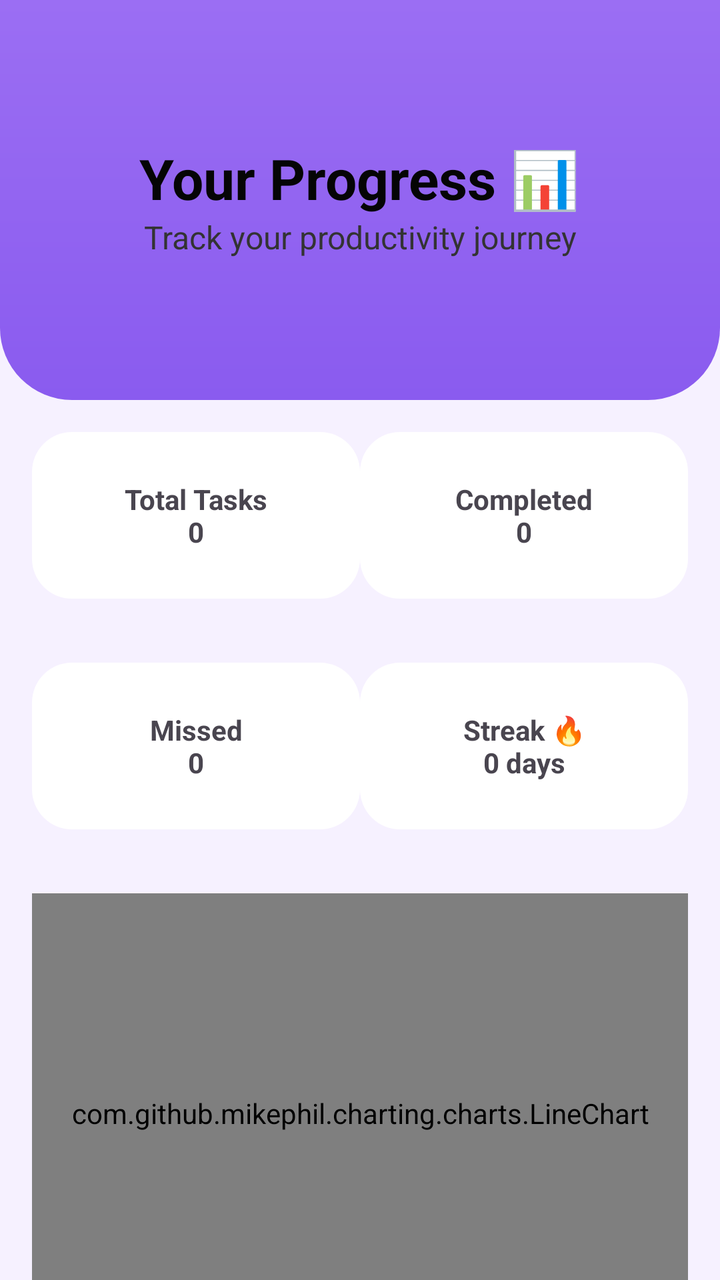
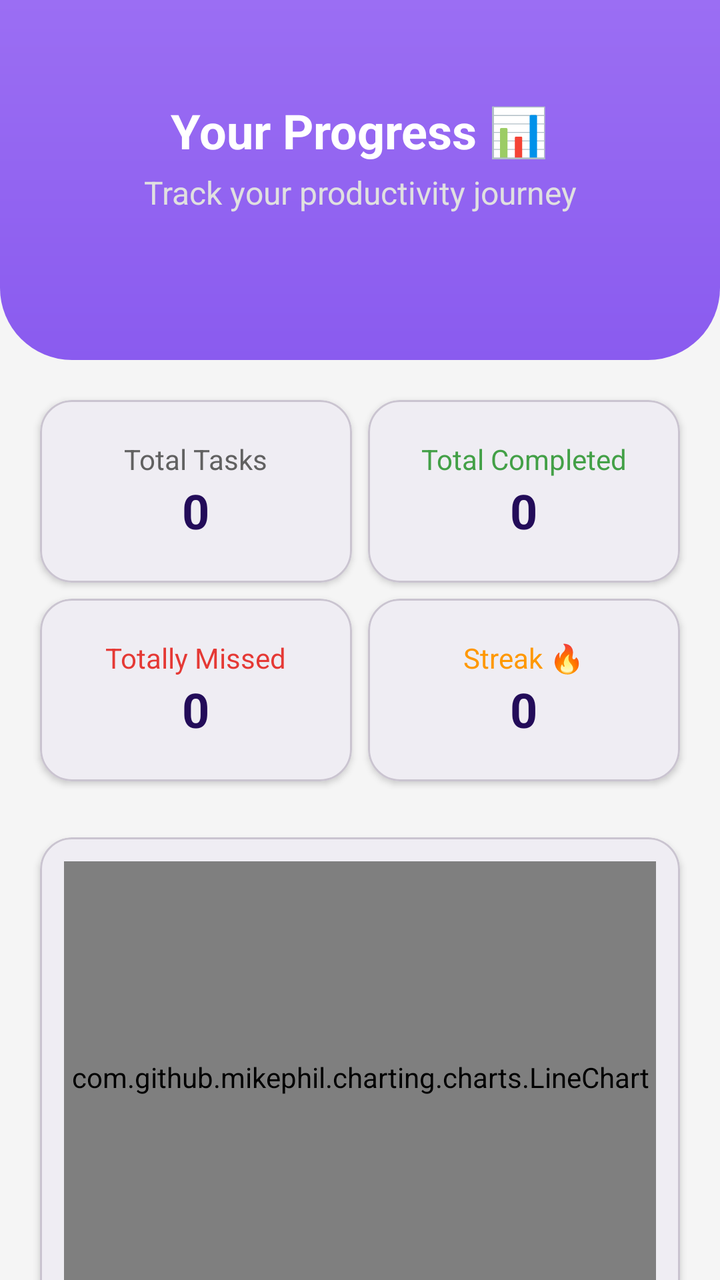

The first picture is an Android layout as it rendered before a commit; the second is the same layout after the commit. The layout source and the unified diff follow.
<!-- AndroidManifest.xml: application theme Theme.PlanUp -->
<!-- res/layout/fragment_stats.xml -->
<?xml version="1.0" encoding="utf-8"?>
<androidx.core.widget.NestedScrollView
    xmlns:android="http://schemas.android.com/apk/res/android"
    android:layout_width="match_parent"
    android:layout_height="match_parent"
    android:background="#F6F1FF"
    android:fillViewport="true">

    <LinearLayout
        android:layout_width="match_parent"
        android:layout_height="wrap_content"
        android:orientation="vertical"
        android:paddingBottom="32dp">

        
        <LinearLayout
            android:layout_width="match_parent"
            android:layout_height="200dp"
            android:background="@drawable/bg_header"
            android:orientation="vertical"
            android:gravity="center"
            android:padding="20dp">

            <TextView
                android:layout_height="wrap_content"
                android:layout_width="wrap_content"
                android:text="Your Progress 📊"
                android:textSize="28sp"
                android:textStyle="bold"
                android:textColor="#050505"/>

            <TextView
                android:layout_height="wrap_content"
                android:layout_width="wrap_content"
                android:text="Track your productivity journey"
                android:textSize="16sp"
                android:textColor="#333333"
                android:gravity="center"/>
        </LinearLayout>

        
        <LinearLayout
            android:layout_width="match_parent"
            android:layout_height="wrap_content"
            android:orientation="horizontal"
            android:padding="16dp"
            android:weightSum="2">

            <TextView
                android:layout_width="0dp"
                android:layout_height="wrap_content"
                android:layout_weight="1"
                android:text="Total Tasks\n0"
                android:gravity="center"
                android:textStyle="bold"
                android:padding="24dp"
                android:background="@drawable/bg_white_card"/>

            <TextView
                android:layout_width="0dp"
                android:layout_height="wrap_content"
                android:layout_weight="1"
                android:text="Completed\n0"
                android:gravity="center"
                android:textStyle="bold"
                android:padding="24dp"
                android:background="@drawable/bg_white_card"/>
        </LinearLayout>

        
        <LinearLayout
            android:layout_width="match_parent"
            android:layout_height="wrap_content"
            android:orientation="horizontal"
            android:padding="16dp"
            android:weightSum="2">

            <TextView
                android:layout_width="0dp"
                android:layout_height="wrap_content"
                android:layout_weight="1"
                android:text="Missed\n0"
                android:gravity="center"
                android:textStyle="bold"
                android:padding="24dp"
                android:background="@drawable/bg_white_card"/>

            <TextView
                android:layout_width="0dp"
                android:layout_height="wrap_content"
                android:layout_weight="1"
                android:text="Streak 🔥\n0 days"
                android:gravity="center"
                android:textStyle="bold"
                android:padding="24dp"
                android:background="@drawable/bg_white_card"/>
        </LinearLayout>

        
        <com.github.mikephil.charting.charts.LineChart
            android:id="@+id/lineChart"
            android:layout_width="match_parent"
            android:layout_height="220dp"
            android:layout_margin="16dp"
            android:background="@drawable/bg_white_card"/>


        
        <TextView
            android:layout_height="wrap_content"
            android:layout_width="match_parent"
            android:layout_margin="16dp"
            android:text="Consistency beats intensity. Keep going 💪"
            android:textStyle="italic"
            android:textColor="#555555"
            android:gravity="center"/>

    </LinearLayout>
</androidx.core.widget.NestedScrollView>
<!-- resources referenced by this layout -->
<resources>
  <!-- drawable bg_white_card (drawable) -->
  <?xml version="1.0" encoding="utf-8"?>
  <shape xmlns:android="http://schemas.android.com/apk/res/android">
      <solid android:color="@android:color/white"/>
      <corners android:radius="20dp"/>
  
  </shape>
  <style name="Theme.PlanUp" parent="Base.Theme.PlanUp" />
  <style name="Base.Theme.PlanUp" parent="Theme.Material3.DayNight.NoActionBar">
          
          
      </style>
  <!-- unchanged entries left out for length: 1 -->
</resources>

<!-- the commit's change to res/layout/fragment_stats.xml (unified diff, before → after) -->
@@ -1,9 +1,10 @@
 <?xml version="1.0" encoding="utf-8"?>
 <androidx.core.widget.NestedScrollView
     xmlns:android="http://schemas.android.com/apk/res/android"
+    xmlns:app="http://schemas.android.com/apk/res-auto"
     android:layout_width="match_parent"
     android:layout_height="match_parent"
-    android:background="#F6F1FF"
+    android:background="@color/background_light"
     android:fillViewport="true">
 
     <LinearLayout
@@ -14,105 +15,156 @@
 
         
         <LinearLayout
+            android:id="@+id/layoutHeader"
             android:layout_width="match_parent"
-            android:layout_height="200dp"
+            android:layout_height="180dp"
             android:background="@drawable/bg_header"
             android:orientation="vertical"
             android:gravity="center"
-            android:padding="20dp">
+            android:paddingBottom="24dp">
 
             <TextView
+                style="@style/AppText.Header"
                 android:layout_height="wrap_content"
                 android:layout_width="wrap_content"
-                android:text="Your Progress 📊"
-                android:textSize="28sp"
-                android:textStyle="bold"
-                android:textColor="#050505"/>
+                android:text="@string/stats_progress_title"
+                android:textColor="@color/white"/>
 
             <TextView
+                style="@style/AppText.Subtitle"
                 android:layout_height="wrap_content"
                 android:layout_width="wrap_content"
-                android:text="Track your productivity journey"
-                android:textSize="16sp"
-                android:textColor="#333333"
+                android:layout_marginTop="4dp"
+                android:text="@string/stats_progress_subtitle"
+                android:textColor="#E0E0E0"
                 android:gravity="center"/>
         </LinearLayout>
 
         
-        <LinearLayout
+        <GridLayout
             android:layout_width="match_parent"
             android:layout_height="wrap_content"
-            android:orientation="horizontal"
+            android:columnCount="2"
             android:padding="16dp"
-            android:weightSum="2">
+            android:useDefaultMargins="true">
 
-            <TextView
+            <com.google.android.material.card.MaterialCardView
                 android:layout_width="0dp"
-                android:layout_height="wrap_content"
-                android:layout_weight="1"
-                android:text="Total Tasks\n0"
-                android:gravity="center"
-                android:textStyle="bold"
-                android:padding="24dp"
-                android:background="@drawable/bg_white_card"/>
+                android:layout_columnWeight="1"
+                app:cardCornerRadius="16dp"
+                app:cardElevation="2dp">
+                <LinearLayout
+                    android:layout_width="match_parent"
+                    android:layout_height="wrap_content"
+                    android:orientation="vertical"
+                    android:gravity="center"
+                    android:padding="20dp">
+                    <TextView style="@style/AppText.Body" android:layout_width="wrap_content" android:layout_height="wrap_content" android:text="@string/stats_total_tasks"/>
+                    <TextView android:id="@+id/tvTotalCount" style="@style/AppText.Header" android:layout_width="wrap_content" android:layout_height="wrap_content" android:text="@string/stats_default_count" />
+                </LinearLayout>
+            </com.google.android.material.card.MaterialCardView>
 
-            <TextView
+            <com.google.android.material.card.MaterialCardView
                 android:layout_width="0dp"
-                android:layout_height="wrap_content"
-                android:layout_weight="1"
-                android:text="Completed\n0"
-                android:gravity="center"
-                android:textStyle="bold"
-                android:padding="24dp"
-                android:background="@drawable/bg_white_card"/>
-        </LinearLayout>
+                android:layout_columnWeight="1"
+                app:cardCornerRadius="16dp"
+                app:cardElevation="2dp">
+                <LinearLayout
+                    android:layout_width="match_parent"
+                    android:layout_height="wrap_content"
+                    android:orientation="vertical"
+                    android:gravity="center"
+                    android:padding="20dp">
+
+                    <TextView
+                        style="@style/AppText.Body"
+                        android:layout_width="wrap_content"
+                        android:layout_height="wrap_content"
+                        android:text="@string/stats_completed"
+                        android:textColor="@color/task_completed" />
+                    <TextView android:id="@+id/tvCompletedCount" style="@style/AppText.Header" android:layout_width="wrap_content" android:layout_height="wrap_content" android:text="@string/stats_default_count" />
+                </LinearLayout>
+            </com.google.android.material.card.MaterialCardView>
+
+            <com.google.android.material.card.MaterialCardView
+                android:layout_width="0dp"
+                android:layout_columnWeight="1"
+                app:cardCornerRadius="16dp"
+                app:cardElevation="2dp">
+                <LinearLayout
+                    android:layout_width="match_parent"
+                    android:layout_height="wrap_content"
+                    android:orientation="vertical"
+                    android:gravity="center"
+                    android:padding="20dp">
+
+                    <TextView
+                        style="@style/AppText.Body"
+                        android:layout_width="wrap_content"
+                        android:layout_height="wrap_content"
+                        android:text="@string/stats_missed"
+                        android:textColor="@color/task_missed" />
+                    <TextView android:id="@+id/tvMissedCount" style="@style/AppText.Header" android:layout_width="wrap_content" android:layout_height="wrap_content" android:text="@string/stats_default_count" />
+                </LinearLayout>
+            </com.google.android.material.card.MaterialCardView>
+
+            <com.google.android.material.card.MaterialCardView
+                android:layout_width="0dp"
+                android:layout_columnWeight="1"
+                app:cardCornerRadius="16dp"
+                app:cardElevation="2dp">
+                <LinearLayout
+                    android:layout_width="match_parent"
+                    android:layout_height="wrap_content"
+                    android:orientation="vertical"
+                    android:gravity="center"
+                    android:padding="20dp">
+                    <TextView style="@style/AppText.Body" android:layout_width="wrap_content" android:layout_height="wrap_content" android:text="@string/stats_streak" android:textColor="#FF9800"/>
+                    <TextView android:id="@+id/tvStreakCount" style="@style/AppText.Header" android:layout_width="wrap_content" android:layout_height="wrap_content" android:text="@string/stats_default_count" />
+                </LinearLayout>
+            </com.google.android.material.card.MaterialCardView>
+        </GridLayout>
 
         
-        <LinearLayout
+        <com.google.android.material.card.MaterialCardView
             android:layout_width="match_parent"
-            android:layout_height="wrap_content"
-            android:orientation="horizontal"
-            android:padding="16dp"
-            android:weightSum="2">
-
-            <TextView
-                android:layout_width="0dp"
-                android:layout_height="wrap_content"
-                android:layout_weight="1"
-                android:text="Missed\n0"
-                android:gravity="center"
-                android:textStyle="bold"
-                android:padding="24dp"
-                android:background="@drawable/bg_white_card"/>
-
-            <TextView
-                android:layout_width="0dp"
-                android:layout_height="wrap_content"
-                android:layout_weight="1"
-                android:text="Streak 🔥\n0 days"
-                android:gravity="center"
-                android:textStyle="bold"
-                android:padding="24dp"
-                android:background="@drawable/bg_white_card"/>
-        </LinearLayout>
-
-        
-        <com.github.mikephil.charting.charts.LineChart
-            android:id="@+id/lineChart"
-            android:layout_width="match_parent"
-            android:layout_height="220dp"
-            android:layout_margin="16dp"
-            android:background="@drawable/bg_white_card"/>
-
+            android:layout_height="240dp"
+            android:layout_marginHorizontal="20dp"
+            android:layout_marginVertical="8dp"
+            app:cardCornerRadius="16dp"
+            app:cardElevation="2dp">
+            
+            <FrameLayout
+                android:layout_width="match_parent"
+                android:layout_height="match_parent">
+                
+                <com.github.mikephil.charting.charts.LineChart
+                    android:id="@+id/lineChart"
+                    android:layout_width="match_parent"
+                    android:layout_height="match_parent"
+                    android:layout_margin="12dp"/>
+                
+                <TextView
+                    android:id="@+id/tvNoData"
+                    style="@style/AppText.Subtitle"
+                    android:layout_width="wrap_content"
+                    android:layout_height="wrap_content"
+                    android:layout_gravity="center"
+                    android:text="@string/stats_no_chart_data"
+                    android:visibility="gone"
+                    android:textColor="@color/textColorSecondary"/>
+            </FrameLayout>
+            
+        </com.google.android.material.card.MaterialCardView>
 
         
         <TextView
+            style="@style/AppText.Subtitle"
             android:layout_height="wrap_content"
             android:layout_width="match_parent"
-            android:layout_margin="16dp"
-            android:text="Consistency beats intensity. Keep going 💪"
+            android:layout_margin="24dp"
+            android:text="@string/stats_motivation"
             android:textStyle="italic"
-            android:textColor="#555555"
             android:gravity="center"/>
 
     </LinearLayout>
<!-- resource entries referenced after the edit -->
@@ -1,16 +1,76 @@
 <!-- resources referenced by this layout -->
 <resources>
-  <!-- drawable bg_white_card (drawable) -->
-  <?xml version="1.0" encoding="utf-8"?>
-  <shape xmlns:android="http://schemas.android.com/apk/res/android">
-      <solid android:color="@android:color/white"/>
-      <corners android:radius="20dp"/>
+  <color name="background_light">#F5F5F5</color>
+  <color name="task_completed">#43A047</color>
+  <color name="task_missed">#E53935</color>
+  <color name="textColorSecondary">#616161</color>
+  <color name="white">#FFFFFFFF</color>
+  <string name="stats_completed">Total Completed</string>
+  <string name="stats_default_count">0</string>
+  <string name="stats_missed">Totally Missed</string>
+  <string name="stats_motivation">Consistency beats intensity. Keep going 💪</string>
+  <string name="stats_no_chart_data">No chart data available</string>
+  <string name="stats_progress_subtitle">Track your productivity journey</string>
+  <string name="stats_progress_title">Your Progress 📊</string>
+  <string name="stats_streak">Streak 🔥</string>
+  <string name="stats_total_tasks">Total Tasks</string>
+  <style name="AppText.Body" parent="AppText">
+          <item name="android:textSize">14sp</item>
+          <item name="android:textColor">@color/textColorSecondary</item>
+      </style>
+  <style name="AppText.Header" parent="AppText">
+          <item name="android:textSize">24sp</item>
+          <item name="android:textStyle">bold</item>
+      </style>
+  <style name="AppText.Subtitle" parent="AppText">
+          <item name="android:textSize">16sp</item>
+          <item name="android:textColor">@color/primaryLightColor</item>
+      </style>
+  <style name="Theme.PlanUp" parent="Base.Theme.PlanUp" />
+  <style name="AppText" parent="android:Widget.TextView">
+          <item name="android:textColor">@color/textColorPrimary</item>
+      </style>
+  <color name="primaryLightColor">#8E7CC3</color>
+  <style name="Base.Theme.PlanUp" parent="Theme.Material3.DayNight.NoActionBar">
+          <item name="colorPrimary">@color/primaryColor</item>
+          <item name="colorOnPrimary">@color/white</item>
+          <item name="colorPrimaryContainer">@color/secondaryColor</item>
+          <item name="colorOnPrimaryContainer">@color/primaryColor</item>
+          
+          <item name="colorSecondary">@color/secondaryColor</item>
+          <item name="colorOnSecondary">@color/primaryColor</item>
+          
+          <item name="android:windowBackground">@color/background_light</item>
+          <item name="android:statusBarColor">@color/primaryDarkColor</item>
+          
+          <item name="colorSurface">@color/white</item>
+          <item name="colorOnSurface">@color/textColorPrimary</item>
+          <item name="colorSurfaceVariant">@color/secondaryColor</item>
+          <item name="colorOnSurfaceVariant">@color/primaryColor</item>
   
-  </shape>
-  <style name="Theme.PlanUp" parent="Base.Theme.PlanUp" />
-  <style name="Base.Theme.PlanUp" parent="Theme.Material3.DayNight.NoActionBar">
-          
-          
+          <item name="android:datePickerDialogTheme">@style/DatePickerTheme</item>
+          <item name="android:timePickerDialogTheme">@style/DatePickerTheme</item>
+  
+          <item name="android:windowSoftInputMode">adjustResize</item>
+  
+          <item name="colorPrimary">@color/primaryColor</item>
+          <item name="colorOnPrimary">@color/white</item>
+      </style>
+  <color name="textColorPrimary">#230C59</color>
+  <color name="primaryColor">#230C59</color>
+  <color name="secondaryColor">#EDE7FF</color>
+  <color name="primaryDarkColor">#1A0844</color>
+  <style name="DatePickerTheme" parent="Theme.Material3.DayNight.Dialog">
+          <item name="colorPrimary">@color/primaryColor</item>
+          <item name="colorOnPrimary">@color/white</item>
+          <item name="colorSurface">@color/white</item>
+          <item name="colorOnSurface">@color/textColorPrimary</item>
+          <item name="colorAccent">@color/primaryColor</item>
+          <item name="android:buttonBarPositiveButtonStyle">@style/DialogButtonStyle</item>
+          <item name="android:buttonBarNegativeButtonStyle">@style/DialogButtonStyle</item>
+      </style>
+  <style name="DialogButtonStyle" parent="Widget.Material3.Button.TextButton">
+          <item name="android:textColor">@color/primaryColor</item>
       </style>
   <!-- unchanged entries left out for length: 1 -->
 </resources>
